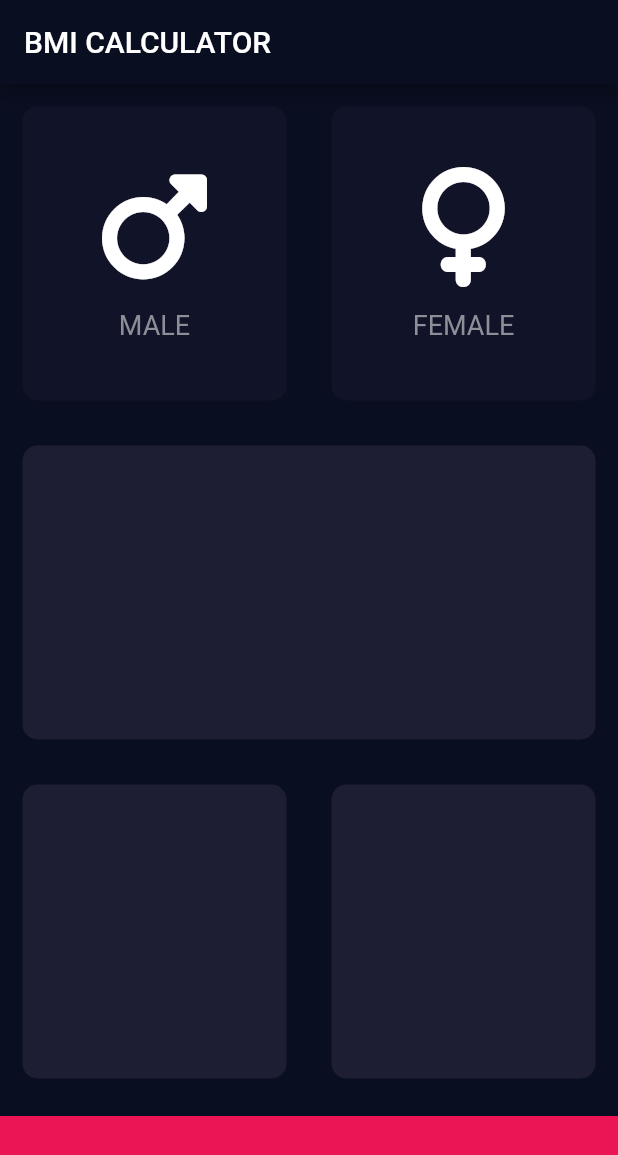
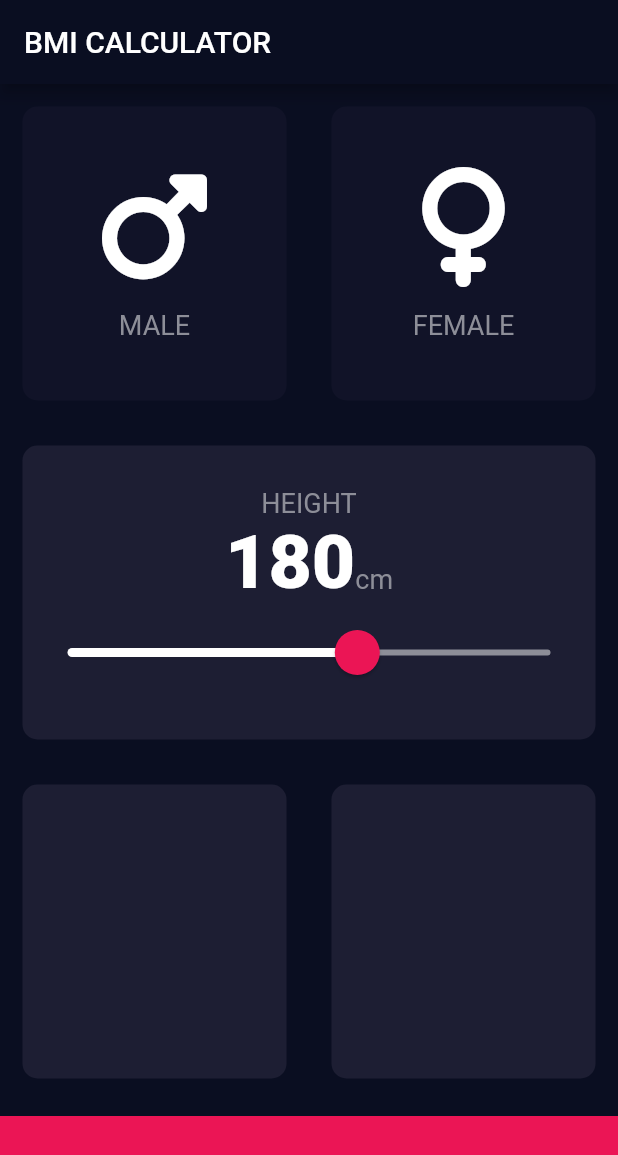
Before and after one commit to BasakK6/bmi_calculator_flutter, a Flutter app: the screen it shows after launch, on a phone screen of 412 x 824 dp. Shown: the top 1155 px of the screen. Run offline on Flutter 3.47's test engine with Material 2 defaults, Android fonts, the phone set to English and light mode, and no system bars; our stand-ins replace font_awesome_flutter.

Commit message:
feature: transferred all the constants into its own file and completed the layout & functionality of the height slider

```diff
--- /dev/null
+++ b/lib/constants.dart
@@ -0,0 +1,14 @@
+import 'package:flutter/material.dart';
+
+const double kBottomContainerHeight = 80;
+const Color kActiveCardColor = Color(0xff1D1E33);
+const Color kInactiveCardColor = Color(0xff111328);
+const Color kBottomContainerColor = Color(0xffEB1555);
+const kTitleTextStyle = TextStyle(
+  fontSize: 18,
+  color: Color(0xff8D8E98),
+);
+const kNumberTextStyle = TextStyle(
+  fontSize: 50,
+  fontWeight: FontWeight.w900,
+);
--- a/lib/icon_content.dart
+++ b/lib/icon_content.dart
@@ -1,6 +1,5 @@
 import 'package:flutter/material.dart';
-
-const titleTextStyle = TextStyle(fontSize: 18, color: Color(0xff8D8E98));
+import 'package:bmi_calculator_flutter/constants.dart';
 
 class IconContent extends StatelessWidget {
   const IconContent({
@@ -24,7 +23,7 @@ class IconContent extends StatelessWidget {
         const SizedBox(height: 15),
         Text(
           title,
-          style: titleTextStyle,
+          style: kTitleTextStyle,
         ),
       ],
     );
--- a/lib/input_page.dart
+++ b/lib/input_page.dart
@@ -1,13 +1,8 @@
 import 'package:bmi_calculator_flutter/reusable_card.dart';
 import 'package:flutter/material.dart';
 import 'package:font_awesome_flutter/font_awesome_flutter.dart';
-
+import 'package:bmi_calculator_flutter/constants.dart';
 import 'icon_content.dart';
-
-const double bottomContainerHeight = 80;
-const Color activeCardColor = Color(0xff1D1E33);
-const Color inactiveCardColor = Color(0xff111328);
-const Color bottomContainerColor = Color(0xffEB1555);
 
 enum Gender {
   male,
@@ -23,6 +18,7 @@ class InputPage extends StatefulWidget {
 
 class _InputPageState extends State<InputPage> {
   Gender? selectedGender;
+  int height = 180;
 
   @override
   Widget build(BuildContext context) {
@@ -31,6 +27,7 @@ class _InputPageState extends State<InputPage> {
         title: const Text('BMI CALCULATOR'),
       ),
       body: Column(
+        crossAxisAlignment: CrossAxisAlignment.stretch,
         children: [
           Expanded(
             child: Row(
@@ -43,8 +40,8 @@ class _InputPageState extends State<InputPage> {
                       });
                     },
                     color: selectedGender == Gender.male
-                        ? activeCardColor
-                        : inactiveCardColor,
+                        ? kActiveCardColor
+                        : kInactiveCardColor,
                     cardChild: const IconContent(
                       iconData: FontAwesomeIcons.mars,
                       title: 'MALE',
@@ -59,8 +56,8 @@ class _InputPageState extends State<InputPage> {
                       });
                     },
                     color: selectedGender == Gender.female
-                        ? activeCardColor
-                        : inactiveCardColor,
+                        ? kActiveCardColor
+                        : kInactiveCardColor,
                     cardChild: const IconContent(
                       iconData: FontAwesomeIcons.venus,
                       title: 'FEMALE',
@@ -72,8 +69,56 @@ class _InputPageState extends State<InputPage> {
           ),
           Expanded(
             child: ReusableCard(
-              color: activeCardColor,
-              cardChild: Container(),
+              color: kActiveCardColor,
+              cardChild: Column(
+                mainAxisAlignment: MainAxisAlignment.center,
+                children: [
+                  const Text(
+                    "HEIGHT",
+                    style: kTitleTextStyle,
+                  ),
+                  Row(
+                    mainAxisAlignment: MainAxisAlignment.center,
+                    crossAxisAlignment: CrossAxisAlignment.baseline,
+                    textBaseline: TextBaseline.alphabetic,
+                    children: [
+                      Text(
+                        height.toString(),
+                        style: kNumberTextStyle,
+                      ),
+                      const Text(
+                        "cm",
+                        style: kTitleTextStyle,
+                      ),
+                    ],
+                  ),
+                  SliderTheme(
+                    data: SliderTheme.of(context).copyWith(
+                        overlayColor: const Color(0x29EB1555),
+                        inactiveTrackColor: const Color(0xff8D8E98),
+                        activeTrackColor: Colors.white,
+                        thumbColor: const Color(0xffEB1555),
+                        thumbShape: const RoundSliderThumbShape(
+                        enabledThumbRadius: 15
+                      ),
+                      overlayShape: const RoundSliderOverlayShape(
+                        overlayRadius: 30,
+                      )
+                    ),
+                    child: Slider(
+                      value: height.toDouble(),
+                      min: 120.0,
+                      max: 220.0,
+                      onChanged: (value) {
+                        setState(() {
+                          height = value.round();
+                        });
+                      },
+
+                    ),
+                  )
+                ],
+              ),
             ),
           ),
           Expanded(
@@ -81,13 +126,13 @@ class _InputPageState extends State<InputPage> {
               children: [
                 Expanded(
                   child: ReusableCard(
-                    color: activeCardColor,
+                    color: kActiveCardColor,
                     cardChild: Container(),
                   ),
                 ),
                 Expanded(
                   child: ReusableCard(
-                    color: activeCardColor,
+                    color: kActiveCardColor,
                     cardChild: Container(),
                   ),
                 ),
@@ -95,10 +140,10 @@ class _InputPageState extends State<InputPage> {
             ),
           ),
           Container(
-            color: bottomContainerColor,
+            color: kBottomContainerColor,
             margin: const EdgeInsets.only(top: 10),
             width: double.infinity,
-            height: bottomContainerHeight,
+            height: kBottomContainerHeight,
           )
         ],
       ),
```
